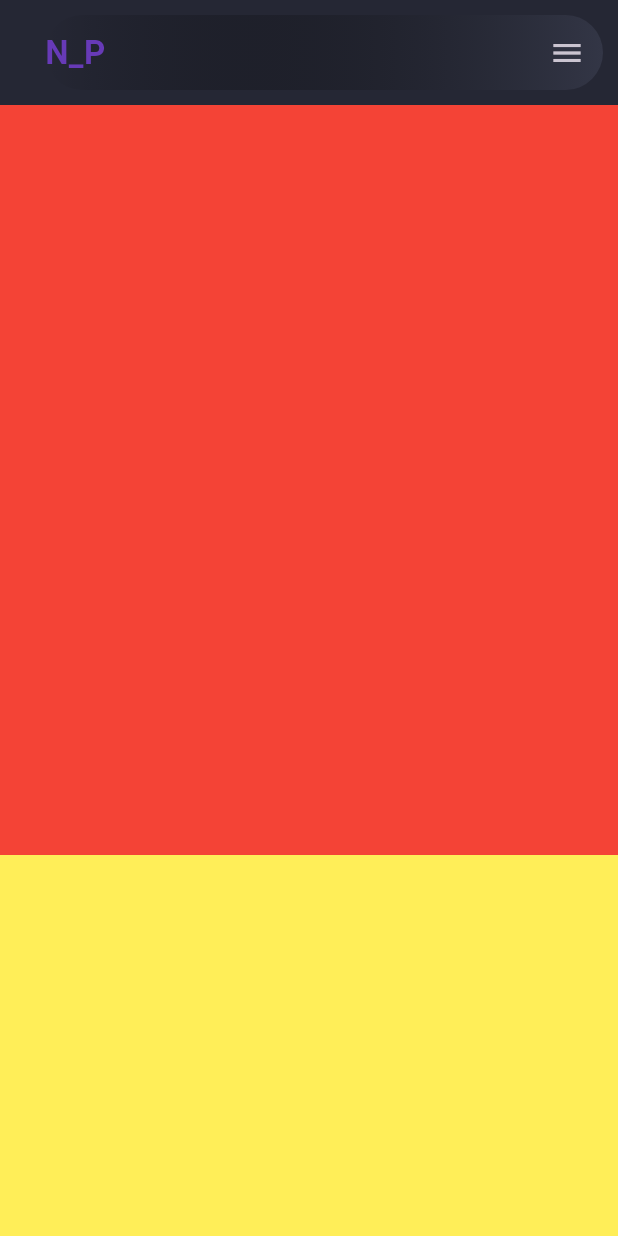
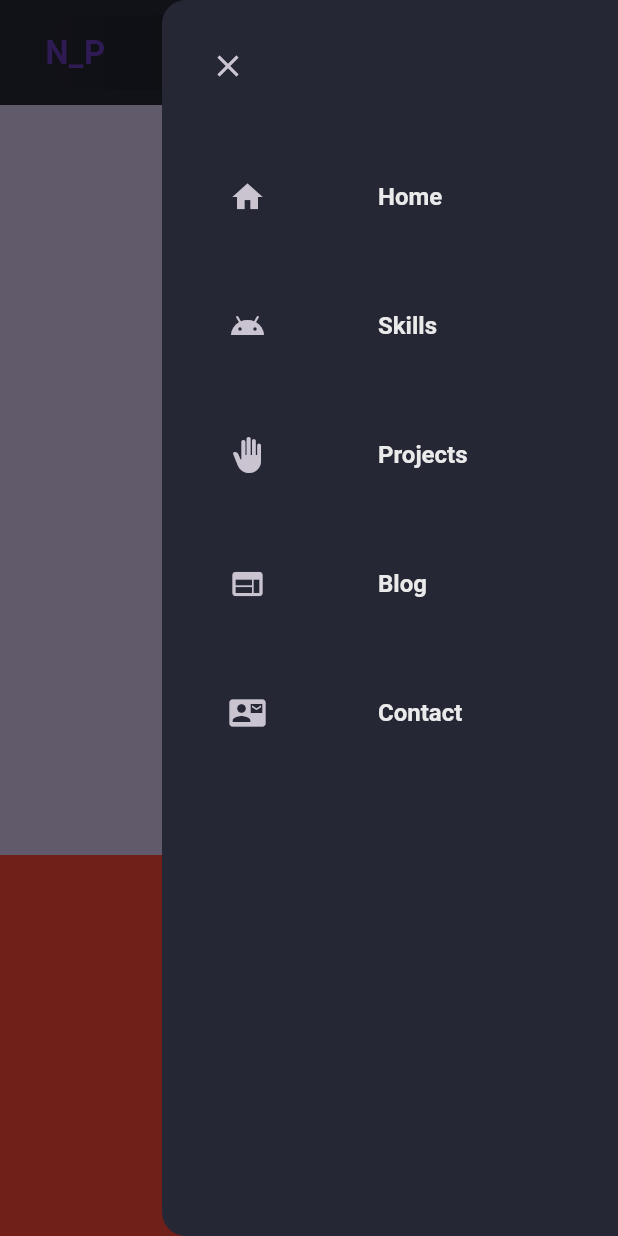
Before and after one commit to nikhil-roy-1218/my-portfolio, a Flutter app: the screen it shows after launch, after a tap on the "menu" icon, on a phone screen of 412 x 824 dp. Run offline on Flutter 3.47's test engine with Material 3 defaults, Android fonts, the phone set to English and light mode, and no system bars.

Commit message:
make a responsible layout for Nav-bar headder and add drawer for mobile version

```diff
--- a/lib/constants/nav_items.dart
+++ b/lib/constants/nav_items.dart
@@ -1 +1,11 @@
+import 'package:flutter/material.dart';
+
 List<String> navTiles = ["Home", "Skills", "Projects", "Blog", "Contact"];
+
+List<IconData> navICons = [
+  Icons.home,
+  Icons.android_outlined,
+  Icons.back_hand,
+  Icons.web,
+  Icons.quick_contacts_mail,
+];
--- /dev/null
+++ b/lib/constants/size.dart
@@ -0,0 +1 @@
+const double widthSize = 600.0;
--- a/lib/pages/home_page.dart
+++ b/lib/pages/home_page.dart
@@ -1,7 +1,11 @@
 import 'package:flutter/material.dart';
 import 'package:portfolio/constants/colors.dart';
+import 'package:portfolio/constants/size.dart';
+
+import 'package:portfolio/widgets/drawe_mobile.dart';
 import 'package:portfolio/widgets/header_desktop.dart';
-import 'package:portfolio/widgets/site_logo.dart';
+
+import 'package:portfolio/widgets/header_mobile.dart';
 
 class HomePage extends StatefulWidget {
   const HomePage({super.key});
@@ -13,34 +17,48 @@ class HomePage extends StatefulWidget {
 class _HomePageState extends State<HomePage> {
   @override
   Widget build(BuildContext context) {
+    return LayoutBuilder(
+      // layout builder use for set screen size for web and mobile
+      builder: (context, constraints) {
+        // screen size store in constraints
         return Scaffold(
+          endDrawer: constraints.maxWidth >= widthSize ? null : DraweMobile(),
           backgroundColor: CustomCLors.scaffolBg,
           body: ListView(
+            // listView  is use for  scroll our page in vertical & horizontal direction
             scrollDirection: Axis.vertical,
             children: [
-          // Main
-          // HeaderDesktop(),
-          Container(
-            // mobile menu bar
-            height: 50.0,
-            margin: EdgeInsets.fromLTRB(30, 10, 10, 10),
-            decoration: BoxDecoration(
-              gradient: LinearGradient(
-                colors: [Colors.transparent, CustomCLors.bgLight1],
-              ),
-              borderRadius: BorderRadius.circular(100),
-            ),
-            child: Row(
-              children: [
-                SiteLogo(onTap: () {}),
-                Spacer(),
-                IconButton(onPressed: () {}, icon: Icon(Icons.menu)),
-              ],
+              // Header
+              if (constraints.maxWidth >=
+                  widthSize) // Logic for mannage screen size
+                HeaderDesktop()
+              else
+                Builder(
+                  // Builder is used for get data form scaffold menu Icon
+                  builder: (context) => HeaderMobile(
+                    onLogoTap: () {
+                      print("LOGO CLick");
+                    },
+
+                    onMenuTap: () {
+                      Scaffold.of(
+                        context,
+                      ).openEndDrawer(); // this method use for clickable menu icon in drawer
+                    },
                   ),
                 ),
-
+              // Main Section => Body
+              Container(
+                height: 500,
+                width: double.maxFinite,
+                color: Colors.deepPurple.shade100,
+              ),
               // Skill
-          Container(height: 500, width: double.maxFinite, color: Colors.red),
+              Container(
+                height: 500,
+                width: double.maxFinite,
+                color: Colors.red,
+              ),
 
               // Project Section
               Container(
@@ -50,7 +68,11 @@ class _HomePageState extends State<HomePage> {
               ),
 
               // COntact Section
-          Container(height: 500, width: double.maxFinite, color: Colors.green),
+              Container(
+                height: 500,
+                width: double.maxFinite,
+                color: Colors.green,
+              ),
 
               // Footer section
               Container(
@@ -61,5 +83,7 @@ class _HomePageState extends State<HomePage> {
             ],
           ),
         );
+      },
+    );
   }
 }
--- /dev/null
+++ b/lib/widgets/drawe_mobile.dart
@@ -0,0 +1,46 @@
+import 'package:flutter/material.dart';
+import 'package:portfolio/constants/colors.dart';
+import 'package:portfolio/constants/nav_items.dart';
+
+class DraweMobile extends StatelessWidget {
+  const DraweMobile({super.key});
+
+  @override
+  Widget build(BuildContext context) {
+    return Drawer(
+      backgroundColor: CustomCLors.scaffolBg,
+      child: ListView(
+        children: [
+          Align(
+            alignment: Alignment.centerLeft,
+            child: Padding(
+              padding: const EdgeInsets.only(top: 20, left: 20, bottom: 20),
+              child: IconButton(
+                onPressed: () {
+                  Navigator.of(context).pop();
+                },
+                icon: Icon(Icons.close),
+              ),
+            ),
+          ),
+          for (int i = 0; i < navICons.length; i++)
+            ListTile(
+              contentPadding: EdgeInsets.symmetric(
+                horizontal: 45,
+                vertical: 15.0,
+              ),
+              titleTextStyle: TextStyle(
+                color: CustomCLors.whitePrimary,
+                fontWeight: FontWeight.w600,
+                fontSize: 16,
+              ),
+              onTap: () {},
+              leading: Icon(navICons[i]),
+              title: Text(navTiles[i]),
+              horizontalTitleGap: 75,
+            ),
+        ],
+      ),
+    );
+  }
+}
--- a/lib/widgets/header_desktop.dart
+++ b/lib/widgets/header_desktop.dart
@@ -20,11 +20,7 @@ class HeaderDesktop extends StatelessWidget {
       ),
       child: Row(
         children: [
-          SiteLogo(
-            onTap: () {
-              print("Logo Click");
-            },
-          ),
+          SiteLogo(onTap: () {}),
           Spacer(),
           for (int i = 0; i < navTiles.length; i++)
             Padding(
--- a/lib/widgets/header_mobile.dart
+++ b/lib/widgets/header_mobile.dart
@@ -1,10 +1,36 @@
 import 'package:flutter/material.dart';
+import 'package:portfolio/constants/colors.dart';
+import 'package:portfolio/widgets/site_logo.dart';
 
 class HeaderMobile extends StatelessWidget {
-  const HeaderMobile({super.key});
+  const HeaderMobile({
+    super.key,
+    required this.onLogoTap,
+    required this.onMenuTap,
+  });
+  final VoidCallback onLogoTap;
+  final VoidCallback onMenuTap;
 
   @override
   Widget build(BuildContext context) {
-    return Scaffold();
+    return Container(
+      // mobile menu bar
+      height: 50.0,
+      margin: EdgeInsets.fromLTRB(30, 10, 10, 10),
+      decoration: BoxDecoration(
+        gradient: LinearGradient(
+          colors: [Colors.transparent, CustomCLors.bgLight1],
+        ),
+        borderRadius: BorderRadius.circular(100),
+      ),
+      child: Row(
+        children: [
+          SiteLogo(onTap: onLogoTap),
+          Spacer(),
+          IconButton(onPressed: onMenuTap, icon: Icon(Icons.menu)),
+          SizedBox(width: 15),
+        ],
+      ),
+    );
   }
 }
--- a/pubspec.yaml
+++ b/pubspec.yaml
@@ -58,8 +58,8 @@ flutter:
   uses-material-design: true
 
   # To add assets to your application, add an assets section, like this:
-  # assets:
-  #   - images/a_dot_burr.jpeg
+  assets:
+    - assets/images/
   #   - images/a_dot_ham.jpeg
 
   # An image asset can refer to one or more resolution-specific "variants", see
```
Also changed, not shown: 1 other file. Lines whose indentation alone changed are shown as unchanged.
